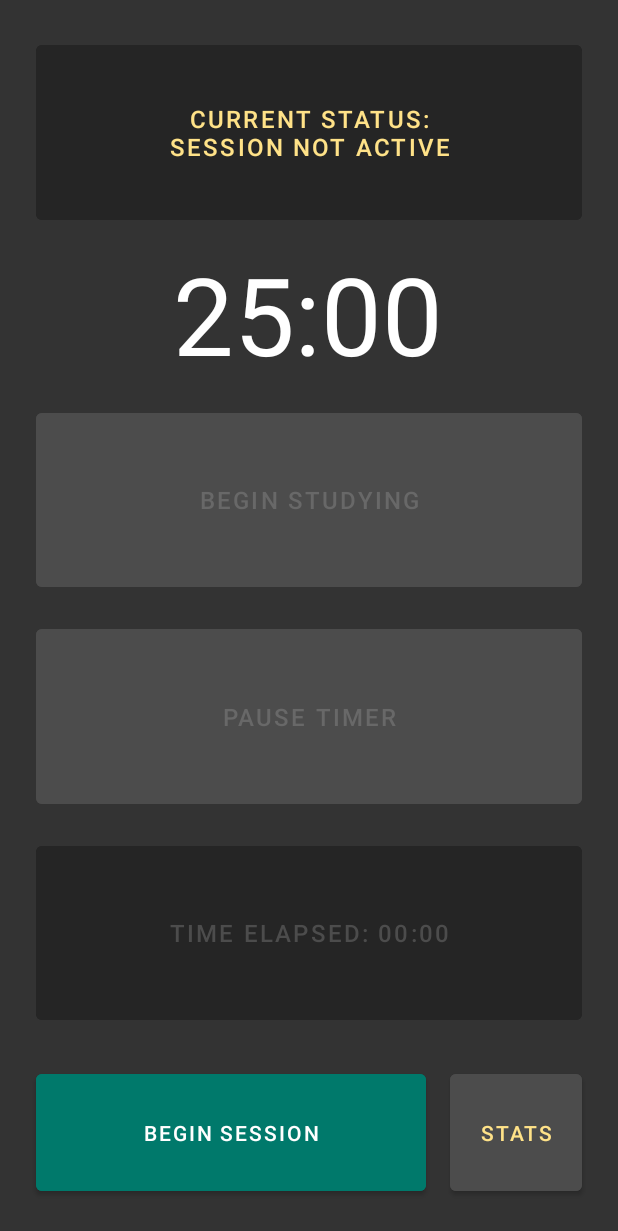
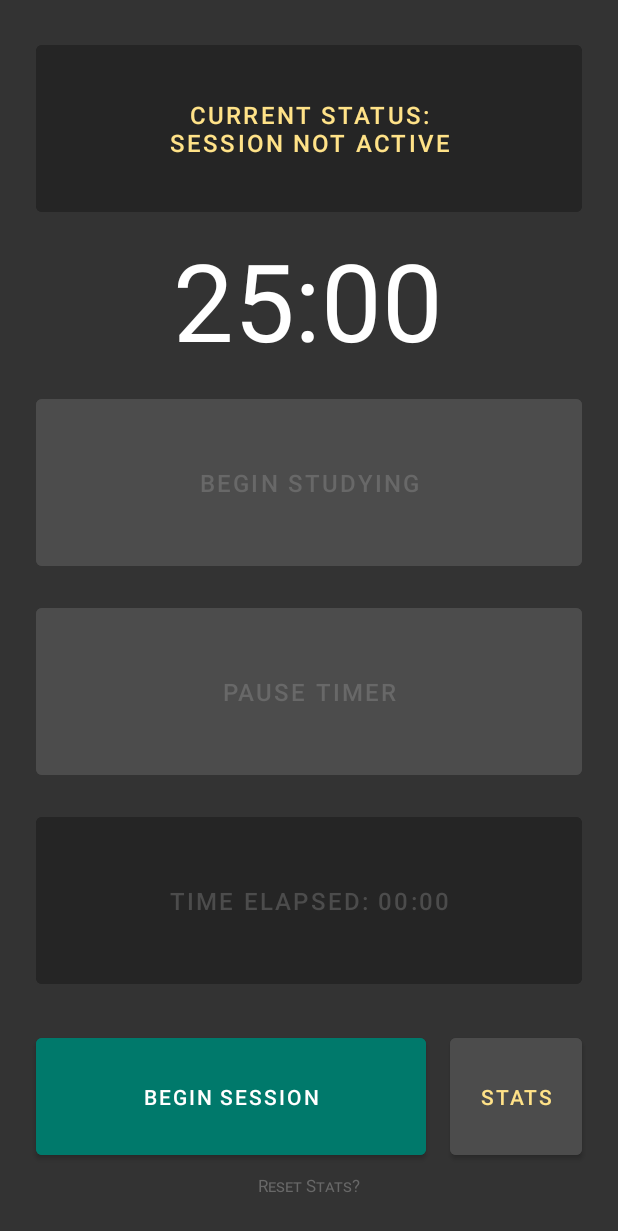
Before and after one commit to minizou/simpomo, an Android app: the screen it shows after launch (MainActivity), on a phone screen of 412 x 824 dp. Shown: the top 1231 px of the screen. Run offline under Robolectric (Android 15) with nearby library versions, the phone set to English and light mode, and no system bars.

Commit message:
Adding README, adding ability to reset stats.

```diff
--- a/app/src/main/res/layout/activity_main.xml
+++ b/app/src/main/res/layout/activity_main.xml
@@ -13,7 +13,7 @@
         android:layout_width="wrap_content"
         android:layout_height="wrap_content"
 
-        android:layout_marginTop="8dp"
+        android:layout_marginTop="4dp"
         android:layout_marginBottom="8dp"
         android:gravity="center"
 
@@ -79,7 +79,7 @@
         android:layout_marginStart="24dp"
         android:layout_marginEnd="16dp"
 
-        android:layout_marginBottom="24dp"
+        android:layout_marginBottom="48dp"
         android:backgroundTint="@color/teal"
         android:enabled="true"
         android:onClick="clickSession"
@@ -144,7 +144,7 @@
         android:layout_height="90dp"
         android:layout_marginEnd="24dp"
 
-        android:layout_marginBottom="24dp"
+        android:layout_marginBottom="48dp"
         android:backgroundTint="@color/background_lighter_grey"
         android:enabled="true"
         android:onClick="clickStats"
@@ -181,5 +181,26 @@
         app:layout_constraintTop_toBottomOf="@+id/btn_pause"
         app:layout_constraintVertical_bias="0.0" />
 
+    <TextView
+        android:id="@+id/txt_reset_stats"
+        android:layout_width="wrap_content"
+        android:layout_height="wrap_content"
+        android:layout_marginTop="4dp"
+        android:layout_marginBottom="24dp"
+
+        android:fontFeatureSettings="smcp"
+        android:gravity="center"
+        android:onClick="clickResetStats"
+        android:text="@string/txt_reset"
+        android:textColor="@color/light_grey"
+        android:textSize="11sp"
+
+        app:layout_constraintBottom_toBottomOf="parent"
+        app:layout_constraintEnd_toEndOf="@+id/btn_stats"
+        app:layout_constraintStart_toStartOf="@+id/btn_session"
+        app:layout_constraintTop_toBottomOf="@+id/btn_stats" />
+
+    <!-- reset stats -->
+
 
 </androidx.constraintlayout.widget.ConstraintLayout>
--- a/app/src/main/res/values/strings.xml
+++ b/app/src/main/res/values/strings.xml
@@ -32,5 +32,6 @@
     <string name="txt_avg_time_per_session">Avg Time Studied / Session</string>
     <string name="txt_personal_best">Personal best max time studied! 🔥</string>
     <string name="txt_session_not_recorded">Previous session not recorded.</string>
+    <string name="txt_reset">Reset Stats?</string>
 
 </resources>
```
Also changed, not shown: app/src/main/java/mini/pomodoro_delta/MainActivity.java (+35 -8 lines), 2 other files.
